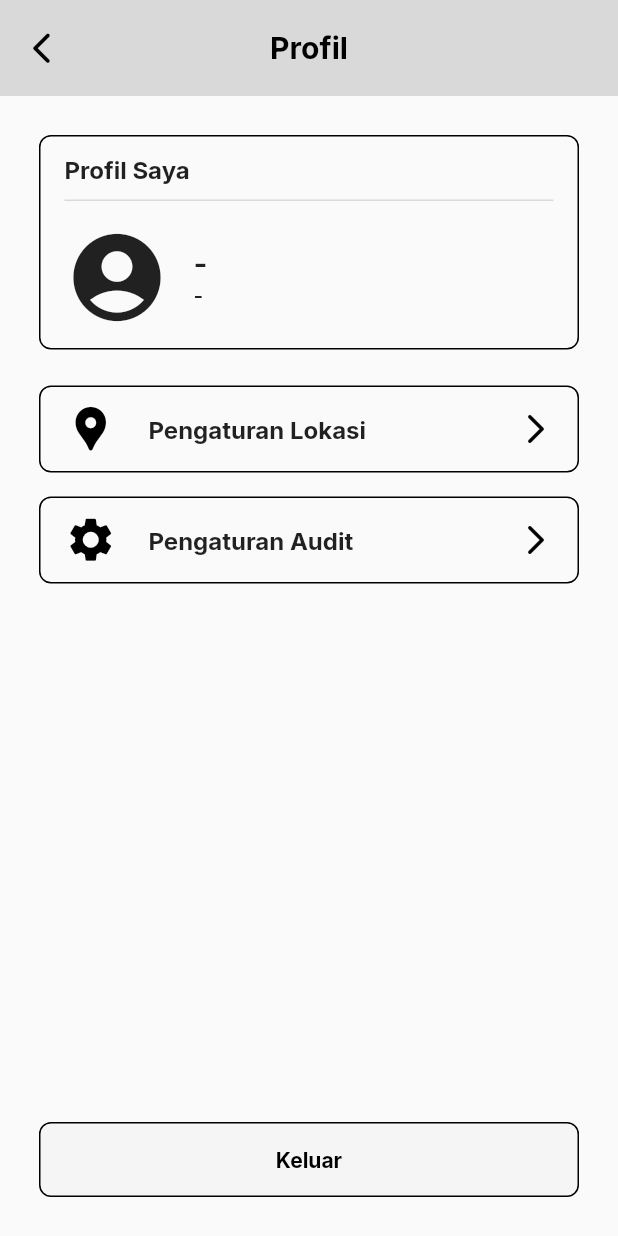
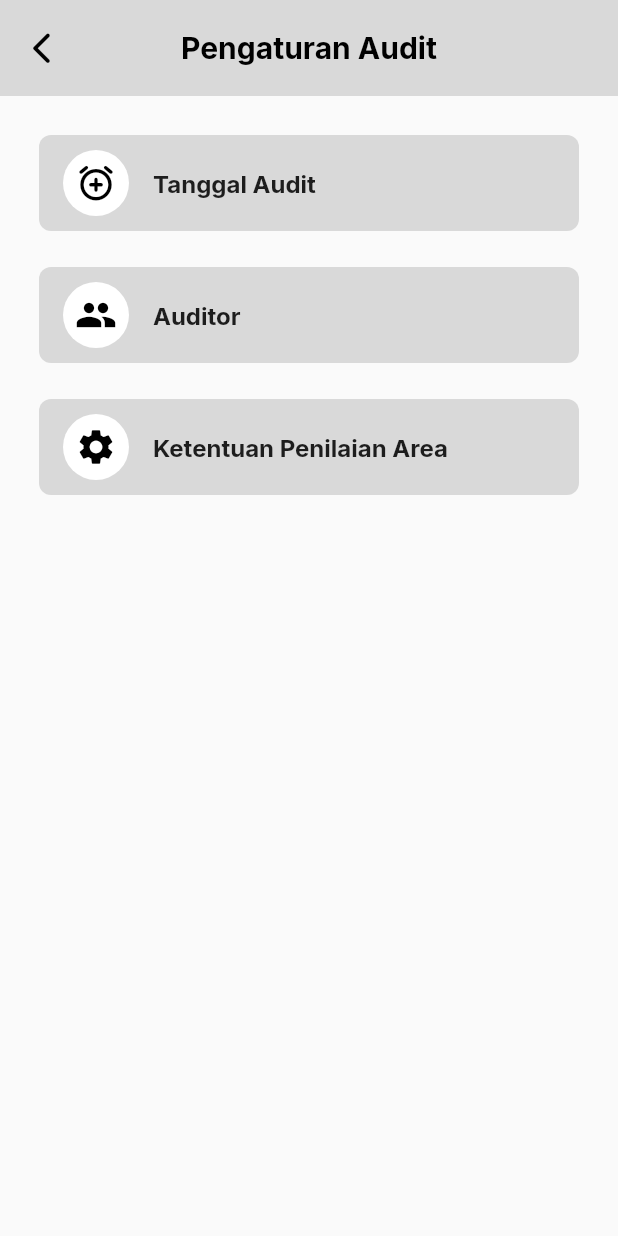
Before and after one commit to nineneel/disiplean_clone, a Flutter app: the ProfileScreen screen opened directly, after a tap on "Pengaturan Audit", on a phone screen of 412 x 824 dp. Run offline on Flutter 3.47's test engine with Material 2 defaults, Android fonts, the phone set to English and light mode, and no system bars; our stand-ins replace firebase_auth, firebase_core, firebase_database, google_fonts; missing offline and left inert: dart_date; accounts and stored records are empty; network calls fail.

Commit message:
feat(audit-setting): add select audit schedule function

```diff
--- a/lib/constants/style/color.dart
+++ b/lib/constants/style/color.dart
@@ -5,3 +5,4 @@ Color ligthColor = const Color(0xFFFFFFFF);
 Color greyColor = const Color(0xFFD9D9D9);
 Color shadowColor = const Color(0xFFA4A4A4);
 Color backgroundColor = const Color(0xFFF5F5F5);
+Color accentColor = const Color(0xFF68ADEC);
--- a/lib/databases/user_database.dart
+++ b/lib/databases/user_database.dart
@@ -1,6 +1,6 @@
 import 'package:firebase_core/firebase_core.dart';
 import 'package:firebase_database/firebase_database.dart';
-import 'package:uuid/uuid.dart';
+// import 'package:uuid/uuid.dart';
 
 final FirebaseDatabase userRTDB = FirebaseDatabase.instanceFor(
   app: Firebase.app(),
@@ -12,7 +12,11 @@ class UserDatabase {
   //   return const Uuid().v1();
   // }
 
-  static Future<Map> registerUser({required String name, required String? email, required String? uid}) async {
+  static Future<Map> registerUser({
+    required String name,
+    required String? email,
+    required String? uid,
+  }) async {
     Map response = {
       'success': true,
       'message': "",
@@ -35,12 +39,12 @@ class UserDatabase {
 
       // Print response message
       response['message'] = 'New user added successfully';
-      return response;
     } catch (e) {
       response['success'] = false;
       response['message'] = "$e";
-      return response;
     }
+
+    return response;
   }
 
   static Future<Map> getUserData({required String uid}) async {
--- a/lib/main.dart
+++ b/lib/main.dart
@@ -1,3 +1,4 @@
+import 'package:disiplean_clone/providers/setting_provider.dart';
 import 'package:disiplean_clone/providers/user_provider.dart';
 import 'package:disiplean_clone/screens/auth/landing_screen.dart';
 import 'package:flutter/material.dart';
@@ -21,6 +22,7 @@ class MainApp extends StatelessWidget {
     return MultiProvider(
       providers: [
         ChangeNotifierProvider(create: (context) => UserProvider()),
+        ChangeNotifierProvider(create: (context) => SettingProvider()),
       ],
       child: const MaterialApp(
         debugShowCheckedModeBanner: false,
--- /dev/null
+++ b/lib/providers/setting_provider.dart
@@ -0,0 +1,46 @@
+import 'dart:async';
+
+import 'package:disiplean_clone/databases/setting_database.dart';
+import 'package:flutter/foundation.dart';
+
+class SettingProvider with ChangeNotifier, DiagnosticableTreeMixin {
+  final Map _settingData = {};
+
+  StreamSubscription? _settingStreamSubscription;
+
+  Map get settingData => _settingData;
+
+  void setSettingData() async {
+    // Get setting data stream from setting database.
+    _settingStreamSubscription = SettingDatabase.getSettingDataStream().listen((event) async {
+      if (event.snapshot.value != null) {
+        Map settingDataSnapshot = event.snapshot.value;
+
+        if (settingDataSnapshot.containsKey('audit_setting')) {
+          _settingData['audit_setting'] = settingDataSnapshot['audit_setting'];
+        } else {
+          _settingData['audit_setting'] = null;
+        }
+
+        if (settingDataSnapshot.containsKey('location_setting')) {
+          _settingData['location_setting'] = settingDataSnapshot['location_setting'];
+        } else {
+          _settingData['location_setting'] = null;
+        }
+
+        notifyListeners();
+      } else {
+        _settingData['audit_setting'] = null;
+        _settingData['location_setting'] = null;
+        notifyListeners();
+      }
+    });
+
+    // Update provider
+    notifyListeners();
+  }
+
+  void disposeProvider() {
+    _settingStreamSubscription?.cancel();
+  }
+}
--- /dev/null
+++ b/lib/screens/audit_setting/audit_setting_screen.dart
@@ -0,0 +1,84 @@
+import 'package:disiplean_clone/constants/style/color.dart';
+import 'package:disiplean_clone/databases/setting_database.dart';
+import 'package:disiplean_clone/providers/user_provider.dart';
+import 'package:disiplean_clone/screens/audit_setting/audit_schedule/audit_schedule_screen.dart';
+import 'package:disiplean_clone/widgets/reusable/reusable_app_bar.dart';
+import 'package:disiplean_clone/widgets/reusable/reusable_list_tile.dart';
+import 'package:firebase_auth/firebase_auth.dart';
+import 'package:flutter/material.dart';
+import 'package:provider/provider.dart';
+
+class AuditSettingScreen extends StatelessWidget {
+  const AuditSettingScreen({super.key});
+
+  @override
+  Widget build(BuildContext context) {
+    return Scaffold(
+        appBar: const ReusableAppBar(title: "Pengaturan Audit"),
+        body: Padding(
+          padding: const EdgeInsets.symmetric(vertical: 26, horizontal: 26),
+          child: Column(
+            children: [
+              ReusableListTile(
+                title: "Tanggal Audit",
+                backgroundType: ListTileBackgroundType.dark,
+                height: 64,
+                leading: Container(
+                  padding: const EdgeInsets.all(8),
+                  decoration: BoxDecoration(
+                    color: ligthColor,
+                    borderRadius: BorderRadius.circular(50),
+                  ),
+                  child: Icon(
+                    Icons.add_alarm_rounded,
+                    color: darkColor,
+                    size: 28,
+                  ),
+                ),
+                onTap: () {
+                  Navigator.push(context, MaterialPageRoute(builder: (context) => const AuditScheduleScreen()));
+                },
+              ),
+              const SizedBox(height: 24),
+              ReusableListTile(
+                title: "Auditor",
+                backgroundType: ListTileBackgroundType.dark,
+                height: 64,
+                leading: Container(
+                  padding: const EdgeInsets.all(8),
+                  decoration: BoxDecoration(
+                    color: ligthColor,
+                    borderRadius: BorderRadius.circular(50),
+                  ),
+                  child: Icon(
+                    Icons.group,
+                    color: darkColor,
+                    size: 28,
+                  ),
+                ),
+                onTap: () {},
+              ),
+              const SizedBox(height: 24),
+              ReusableListTile(
+                title: "Ketentuan Penilaian Area",
+                backgroundType: ListTileBackgroundType.dark,
+                height: 64,
+                leading: Container(
+                  padding: const EdgeInsets.all(8),
+                  decoration: BoxDecoration(
+                    color: ligthColor,
+                    borderRadius: BorderRadius.circular(50),
+                  ),
+                  child: Icon(
+                    Icons.settings,
+                    color: darkColor,
+                    size: 28,
+                  ),
+                ),
+                onTap: () {},
+              ),
+            ],
+          ),
+        ));
+  }
+}
--- a/lib/screens/auth/register_screen.dart
+++ b/lib/screens/auth/register_screen.dart
@@ -49,9 +49,11 @@ class _RegisterScreenState extends State<RegisterScreen> {
   @override
   Widget build(BuildContext context) {
     return Scaffold(
-      body: SingleChildScrollView(
+      body: SafeArea(
         child: Padding(
           padding: const EdgeInsets.symmetric(horizontal: 26),
+          child: Center(
+            child: SingleChildScrollView(
               child: Column(
                 mainAxisAlignment: MainAxisAlignment.center,
                 crossAxisAlignment: CrossAxisAlignment.start,
@@ -97,6 +99,8 @@ class _RegisterScreenState extends State<RegisterScreen> {
               ),
             ),
           ),
+        ),
+      ),
     );
   }
 }
--- a/lib/screens/home/home_screen.dart
+++ b/lib/screens/home/home_screen.dart
@@ -1,5 +1,6 @@
 import 'package:disiplean_clone/constants/style/color.dart';
 import 'package:disiplean_clone/constants/style/text_style.dart';
+import 'package:disiplean_clone/providers/setting_provider.dart';
 import 'package:disiplean_clone/providers/user_provider.dart';
 import 'package:disiplean_clone/screens/profile/profile_screen.dart';
 import 'package:disiplean_clone/widgets/reusable/reusable_box_widget.dart';
@@ -18,6 +19,7 @@ class _HomeScreenState extends State<HomeScreen> {
   void initState() {
     Future(() {
       Provider.of<UserProvider>(context, listen: false).setUserData();
+      Provider.of<SettingProvider>(context, listen: false).setSettingData();
     });
 
     super.initState();
--- a/lib/widgets/reusable/reusable_list_tile.dart
+++ b/lib/widgets/reusable/reusable_list_tile.dart
@@ -2,24 +2,44 @@ import 'package:disiplean_clone/constants/style/color.dart';
 import 'package:disiplean_clone/constants/style/text_style.dart';
 import 'package:flutter/material.dart';
 
+enum ListTileBackgroundType {
+  dark,
+  light,
+}
+
 class ReusableListTile extends StatelessWidget {
-  const ReusableListTile({super.key, required this.title, required this.onTap, this.leading, this.trailing});
+  const ReusableListTile({
+    super.key,
+    required this.title,
+    required this.onTap,
+    this.leading,
+    this.trailing,
+    this.backgroundType,
+    this.height = 60,
+  });
 
   final String title;
+  final double height;
   final Widget? leading;
   final Widget? trailing;
   final Function() onTap;
+  final ListTileBackgroundType? backgroundType;
 
   @override
   Widget build(BuildContext context) {
     return Container(
+      height: height,
       decoration: BoxDecoration(
         borderRadius: BorderRadius.circular(8),
-        border: Border.all(
+        color: backgroundType == ListTileBackgroundType.dark ? greyColor : backgroundColor,
+        border: backgroundType == ListTileBackgroundType.dark
+            ? null
+            : Border.all(
                 width: 1,
                 color: darkColor,
               ),
       ),
+      child: Center(
         child: ListTile(
           leading: leading,
           title: Text(
@@ -29,6 +49,7 @@ class ReusableListTile extends StatelessWidget {
           trailing: trailing,
           onTap: onTap,
         ),
+      ),
     );
   }
 }
--- a/lib/widgets/reusable/reusable_snackbar.dart
+++ b/lib/widgets/reusable/reusable_snackbar.dart
@@ -6,10 +6,10 @@ class ReusableSnackBar {
   static show(BuildContext context, String text) {
     ScaffoldMessenger.of(context).showSnackBar(
       SnackBar(
-        backgroundColor: greyColor,
+        backgroundColor: accentColor,
         content: Text(
           text,
-          style: mdBoldTextStyle.copyWith(color: darkColor),
+          style: mdBoldTextStyle.copyWith(color: ligthColor),
         ),
       ),
     );
--- a/pubspec.yaml
+++ b/pubspec.yaml
@@ -17,6 +17,9 @@ dependencies:
   firebase_database: ^10.2.7
   uuid: ^4.1.0
   provider: ^6.0.5
+  dart_date: ^1.2.2
+  intl: ^0.18.1
+
 
 dev_dependencies:
   flutter_test:
```
Also changed, not shown: lib/constants/style/text_style.dart (+10 -0 lines), lib/databases/setting_database.dart (added, +46 -0 lines), lib/models/response.dart (added, +9 -0 lines), lib/screens/audit_setting/audit_schedule/audit_schedule_screen.dart (added, +188 -0 lines), lib/screens/auth/login_screen.dart (+8 -3 lines), lib/screens/profile/profile_screen.dart (+6 -2 lines), lib/widgets/reusable/reusable_bottom_sheet.dart (added, +71 -0 lines), pubspec.lock. Lines whose indentation alone changed are shown as unchanged.
